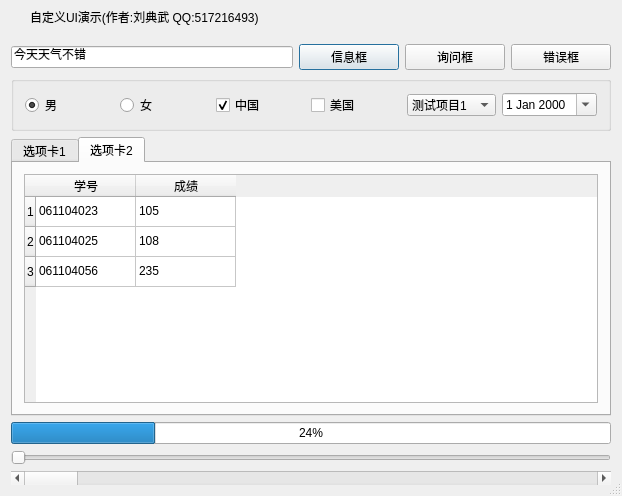
Old version of the form QUI/frmmain.ui in the repository proprowyy/Qtuart.
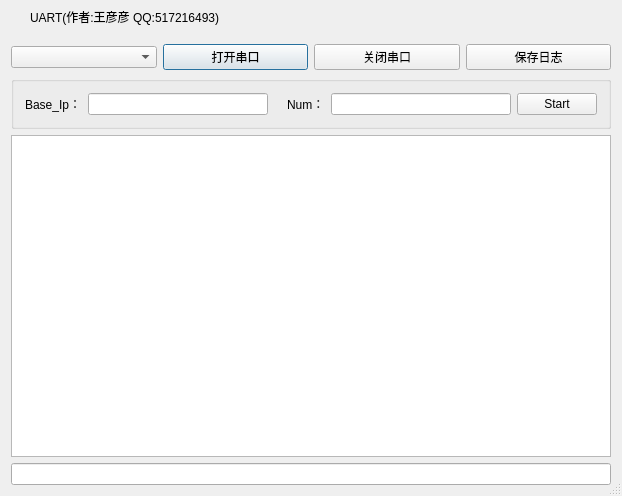
New version of the form. The open tabs and pages were chosen to show the change.

The edit to the form file:
```diff
--- a/QUI/frmmain.ui
+++ b/QUI/frmmain.ui
@@ -96,7 +96,7 @@
          <string notr="true">font: 10pt &quot;微软雅黑&quot;;</string>
         </property>
         <property name="text">
-         <string>自定义UI演示(作者:刘典武 QQ:517216493)</string>
+         <string>UART(作者:王彦彦 QQ:517216493)</string>
         </property>
         <property name="alignment">
          <set>Qt::AlignLeading|Qt::AlignLeft|Qt::AlignVCenter</set>
@@ -266,11 +266,7 @@
       <item>
        <layout class="QHBoxLayout" name="horizontalLayout_3">
         <item>
-         <widget class="QLineEdit" name="lineEdit">
-          <property name="text">
-           <string>今天天气不错</string>
-          </property>
-         </widget>
+         <widget class="QComboBox" name="comboBox"/>
         </item>
         <item>
          <widget class="QPushButton" name="pushButton">
@@ -281,7 +277,7 @@
            </size>
           </property>
           <property name="text">
-           <string>信息框</string>
+           <string>打开串口</string>
           </property>
          </widget>
         </item>
@@ -294,7 +290,7 @@
            </size>
           </property>
           <property name="text">
-           <string>询问框</string>
+           <string>关闭串口</string>
           </property>
          </widget>
         </item>
@@ -307,7 +303,7 @@
            </size>
           </property>
           <property name="text">
-           <string>错误框</string>
+           <string>保存日志</string>
           </property>
          </widget>
         </item>
@@ -320,62 +316,36 @@
         </property>
         <layout class="QHBoxLayout" name="horizontalLayout_4">
          <item>
-          <widget class="QRadioButton" name="radioButton">
+          <widget class="QLabel" name="label">
            <property name="text">
-            <string>男</string>
+            <string>Base_Ip：</string>
            </property>
-           <property name="checked">
-            <bool>true</bool>
-           </property>
           </widget>
          </item>
          <item>
-          <widget class="QRadioButton" name="radioButton_2">
-           <property name="text">
-            <string>女</string>
-           </property>
-          </widget>
+          <widget class="QLineEdit" name="ipinput"/>
          </item>
          <item>
-          <widget class="QCheckBox" name="checkBox">
+          <widget class="QLabel" name="label_3">
            <property name="text">
-            <string>中国</string>
+            <string/>
            </property>
-           <property name="checked">
-            <bool>true</bool>
-           </property>
           </widget>
          </item>
          <item>
-          <widget class="QCheckBox" name="checkBox_2">
+          <widget class="QLabel" name="label_2">
            <property name="text">
-            <string>美国</string>
+            <string>Num：</string>
            </property>
           </widget>
          </item>
          <item>
-          <widget class="QComboBox" name="comboBox">
-           <item>
-            <property name="text">
-             <string>测试项目1</string>
-            </property>
-           </item>
-           <item>
-            <property name="text">
-             <string>测试项目2</string>
-            </property>
-           </item>
-           <item>
-            <property name="text">
-             <string>测试项目3</string>
-            </property>
-           </item>
-          </widget>
+          <widget class="QLineEdit" name="number"/>
          </item>
          <item>
-          <widget class="QDateEdit" name="dateEdit">
-           <property name="calendarPopup">
-            <bool>true</bool>
+          <widget class="QPushButton" name="btnping">
+           <property name="text">
+            <string>Start</string>
            </property>
           </widget>
          </item>
@@ -383,146 +353,18 @@
        </widget>
       </item>
       <item>
-       <widget class="QTabWidget" name="tabWidget">
-        <property name="currentIndex">
-         <number>0</number>
+       <widget class="QTextBrowser" name="textBrowser">
+        <property name="html">
+         <string>&lt;!DOCTYPE HTML PUBLIC &quot;-//W3C//DTD HTML 4.0//EN&quot; &quot;http://www.w3.org/TR/REC-html40/strict.dtd&quot;&gt;
+&lt;html&gt;&lt;head&gt;&lt;meta name=&quot;qrichtext&quot; content=&quot;1&quot; /&gt;&lt;style type=&quot;text/css&quot;&gt;
+p, li { white-space: pre-wrap; }
+&lt;/style&gt;&lt;/head&gt;&lt;body style=&quot; font-family:'微软雅黑'; font-size:10pt; font-weight:400; font-style:normal;&quot;&gt;
+&lt;p style=&quot; margin-top:12px; margin-bottom:12px; margin-left:0px; margin-right:0px; -qt-block-indent:0; text-indent:0px;&quot;&gt;&lt;br /&gt;&lt;/p&gt;&lt;/body&gt;&lt;/html&gt;</string>
         </property>
-        <widget class="QWidget" name="tab">
-         <attribute name="title">
-          <string>选项卡1</string>
-         </attribute>
-         <layout class="QVBoxLayout" name="verticalLayout_3">
-          <item>
-           <widget class="QTreeWidget" name="treeWidget">
-            <column>
-             <property name="text">
-              <string>学号</string>
-             </property>
-            </column>
-            <column>
-             <property name="text">
-              <string>成绩</string>
-             </property>
-            </column>
-            <item>
-             <property name="text">
-              <string>061104023</string>
-             </property>
-             <property name="text">
-              <string>105</string>
-             </property>
-            </item>
-            <item>
-             <property name="text">
-              <string>061104056</string>
-             </property>
-             <property name="text">
-              <string>245</string>
-             </property>
-            </item>
-            <item>
-             <property name="text">
-              <string>061104065</string>
-             </property>
-             <property name="text">
-              <string>265</string>
-             </property>
-            </item>
-           </widget>
-          </item>
-         </layout>
-        </widget>
-        <widget class="QWidget" name="tab_2">
-         <attribute name="title">
-          <string>选项卡2</string>
-         </attribute>
-         <layout class="QVBoxLayout" name="verticalLayout_4">
-          <item>
-           <widget class="QTableWidget" name="tableWidget">
-            <property name="selectionBehavior">
-             <enum>QAbstractItemView::SelectRows</enum>
-            </property>
-            <row>
-             <property name="text">
-              <string>1</string>
-             </property>
-            </row>
-            <row>
-             <property name="text">
-              <string>2</string>
-             </property>
-            </row>
-            <row>
-             <property name="text">
-              <string>3</string>
-             </property>
-            </row>
-            <column>
-             <property name="text">
-              <string>学号</string>
-             </property>
-            </column>
-            <column>
-             <property name="text">
-              <string>成绩</string>
-             </property>
-            </column>
-            <item row="0" column="0">
-             <property name="text">
-              <string>061104023</string>
-             </property>
-            </item>
-            <item row="0" column="1">
-             <property name="text">
-              <string>105</string>
-             </property>
-            </item>
-            <item row="1" column="0">
-             <property name="text">
-              <string>061104025</string>
-             </property>
-            </item>
-            <item row="1" column="1">
-             <property name="text">
-              <string>108</string>
-             </property>
-            </item>
-            <item row="2" column="0">
-             <property name="text">
-              <string>061104056</string>
-             </property>
-            </item>
-            <item row="2" column="1">
-             <property name="text">
-              <string>235</string>
-             </property>
-            </item>
-           </widget>
-          </item>
-         </layout>
-        </widget>
        </widget>
       </item>
       <item>
-       <widget class="QProgressBar" name="progressBar">
-        <property name="value">
-         <number>24</number>
-        </property>
-       </widget>
-      </item>
-      <item>
-       <widget class="QSlider" name="horizontalSlider">
-        <property name="orientation">
-         <enum>Qt::Horizontal</enum>
-        </property>
-       </widget>
-      </item>
-      <item>
-       <widget class="QScrollBar" name="horizontalScrollBar">
-        <property name="orientation">
-         <enum>Qt::Horizontal</enum>
-        </property>
-       </widget>
+       <widget class="QLineEdit" name="lineEdit"/>
       </item>
      </layout>
     </widget>
```
Left out of the diff: 34 changed lines with no effect on the pictures.
